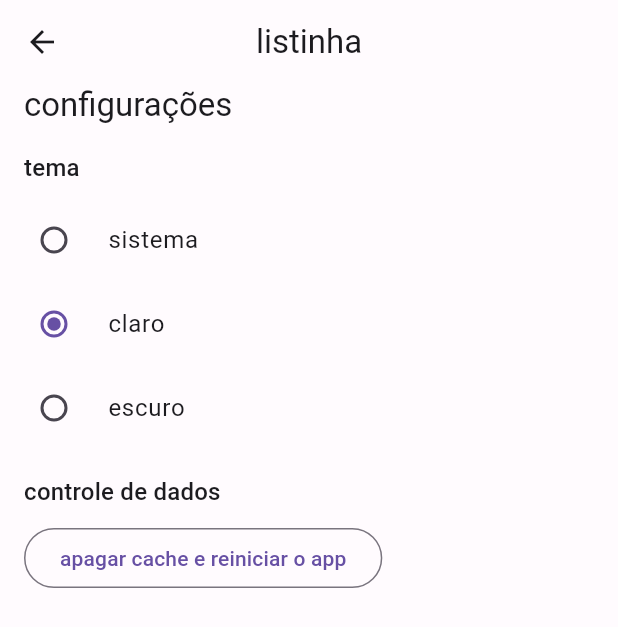
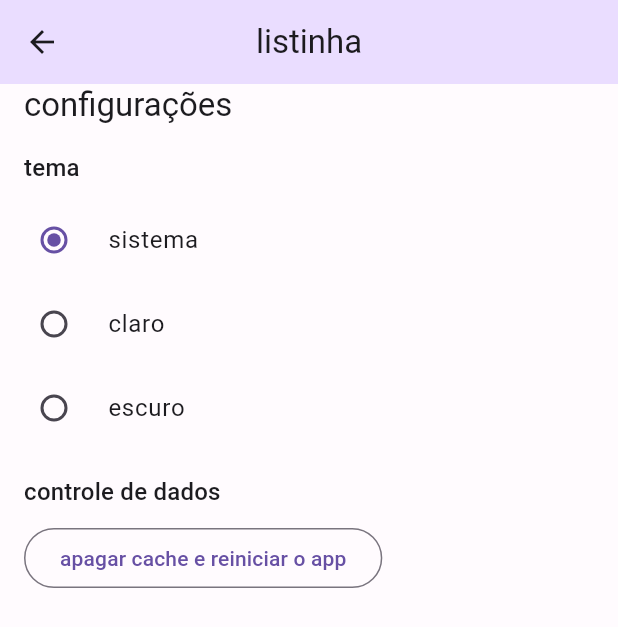
Before and after one commit to gabrielwbenatti/flutterando-listinha, a Flutter app: the SettingsPage screen opened by its route, on a phone screen of 412 x 824 dp. Shown: the top 627 px of the screen. Run offline on Flutter 3.47's test engine with Material 2 defaults, Android fonts, the phone set to English and light mode, and no system bars; our stand-ins replace flutter_modular.

Commit message:
alterando tema da aplicação

```diff
--- a/app/lib/src/app_widget.dart
+++ b/app/lib/src/app_widget.dart
@@ -1,5 +1,6 @@
 import 'package:flutter/material.dart';
 import 'package:flutter_modular/flutter_modular.dart';
+import 'package:listinha/src/shared/store/app_store.dart';
 
 import 'shared/themes/app_themes.dart';
 
@@ -9,12 +10,15 @@ class AppWidget extends StatelessWidget {
   @override
   Widget build(BuildContext context) {
     Modular.setInitialRoute('/home/');
+    final appStore = context.watch<AppStore>(
+      (store) => store.themeMode,
+    );
 
     return MaterialApp.router(
       debugShowCheckedModeBanner: false,
       title: 'Flutter Demo',
       // themeMode: ThemeMode.dark,
-      themeMode: ThemeMode.light,
+      themeMode: appStore.themeMode.value,
       theme: lightTheme,
       darkTheme: darkTheme,
       routerDelegate: Modular.routerDelegate,
--- a/app/lib/src/pages/settings/setings_page.dart
+++ b/app/lib/src/pages/settings/setings_page.dart
@@ -1,4 +1,6 @@
 import 'package:flutter/material.dart';
+import 'package:flutter_modular/flutter_modular.dart';
+import 'package:listinha/src/shared/store/app_store.dart';
 
 class SettingsPage extends StatefulWidget {
   const SettingsPage({Key? key}) : super(key: key);
@@ -12,6 +14,12 @@ class _SettingsPageState extends State<SettingsPage> {
   Widget build(BuildContext context) {
     final theme = Theme.of(context);
     final textTheme = theme.textTheme;
+
+    final appStore = context.watch<AppStore>(
+      (store) => store.themeMode,
+    );
+
+    void changeThemeMode(ThemeMode mode) => appStore.themeMode.value = mode;
 
     return Scaffold(
       appBar: AppBar(
@@ -31,20 +39,20 @@ class _SettingsPageState extends State<SettingsPage> {
           RadioListTile<ThemeMode>(
             title: const Text('sistema'),
             value: ThemeMode.system,
-            groupValue: ThemeMode.light,
-            onChanged: (mode) {},
+            groupValue: appStore.themeMode.value,
+            onChanged: (mode) => changeThemeMode(mode!),
           ),
           RadioListTile<ThemeMode>(
             title: const Text('claro'),
             value: ThemeMode.light,
-            groupValue: ThemeMode.light,
-            onChanged: (mode) {},
+            groupValue: appStore.themeMode.value,
+            onChanged: (mode) => changeThemeMode(mode!),
           ),
           RadioListTile<ThemeMode>(
             title: const Text('escuro'),
             value: ThemeMode.dark,
-            groupValue: ThemeMode.light,
-            onChanged: (mode) {},
+            groupValue: appStore.themeMode.value,
+            onChanged: (mode) => changeThemeMode(mode!),
           ),
           Padding(
             padding: const EdgeInsets.fromLTRB(16, 16, 16, 8),
--- /dev/null
+++ b/app/lib/src/shared/store/app_store.dart
@@ -0,0 +1,5 @@
+import 'package:flutter/material.dart';
+
+class AppStore {
+  final themeMode = ValueNotifier(ThemeMode.system);
+}
--- a/app/lib/src/shared/themes/app_themes.dart
+++ b/app/lib/src/shared/themes/app_themes.dart
@@ -5,9 +5,9 @@ part 'color_schemes.g.dart';
 ThemeData get lightTheme => ThemeData(
       useMaterial3: true,
       colorScheme: _lightColorScheme,
-      appBarTheme: const AppBarTheme(
-        centerTitle: true,
-      ),
+      appBarTheme: AppBarTheme(
+          centerTitle: true,
+          backgroundColor: _lightColorScheme.primaryContainer),
       floatingActionButtonTheme: FloatingActionButtonThemeData(
         backgroundColor: _lightColorScheme.primary,
         foregroundColor: _lightColorScheme.onPrimary,
```
Also changed, not shown: app/lib/src/app_module.dart (+7 -0 lines).
